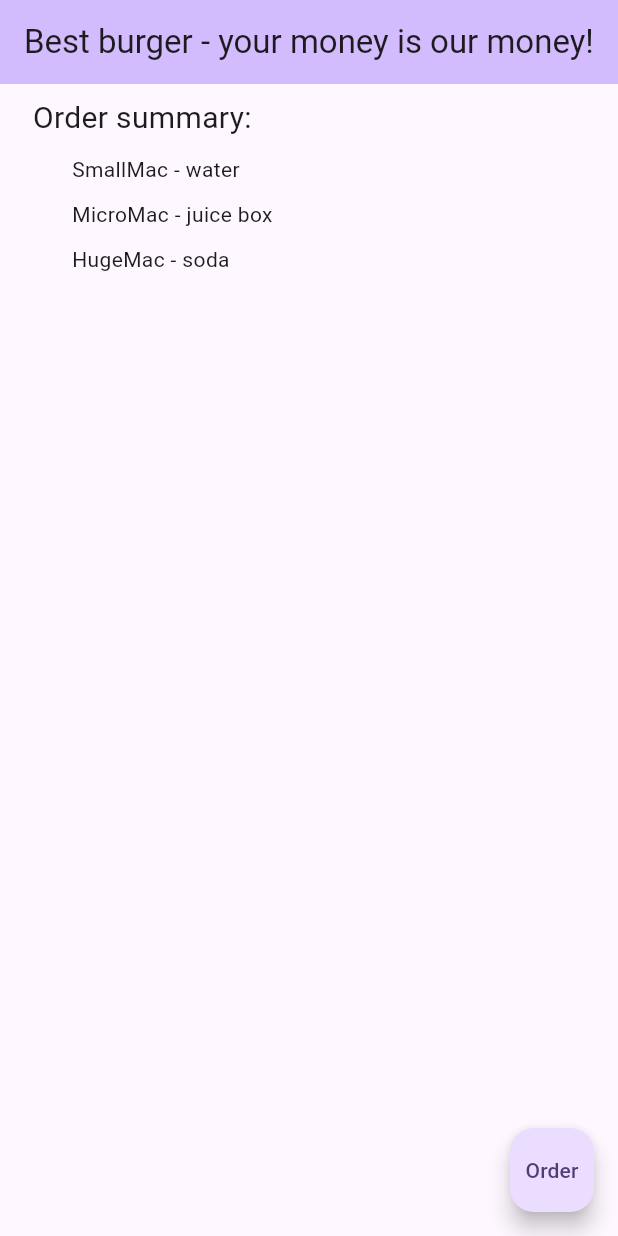
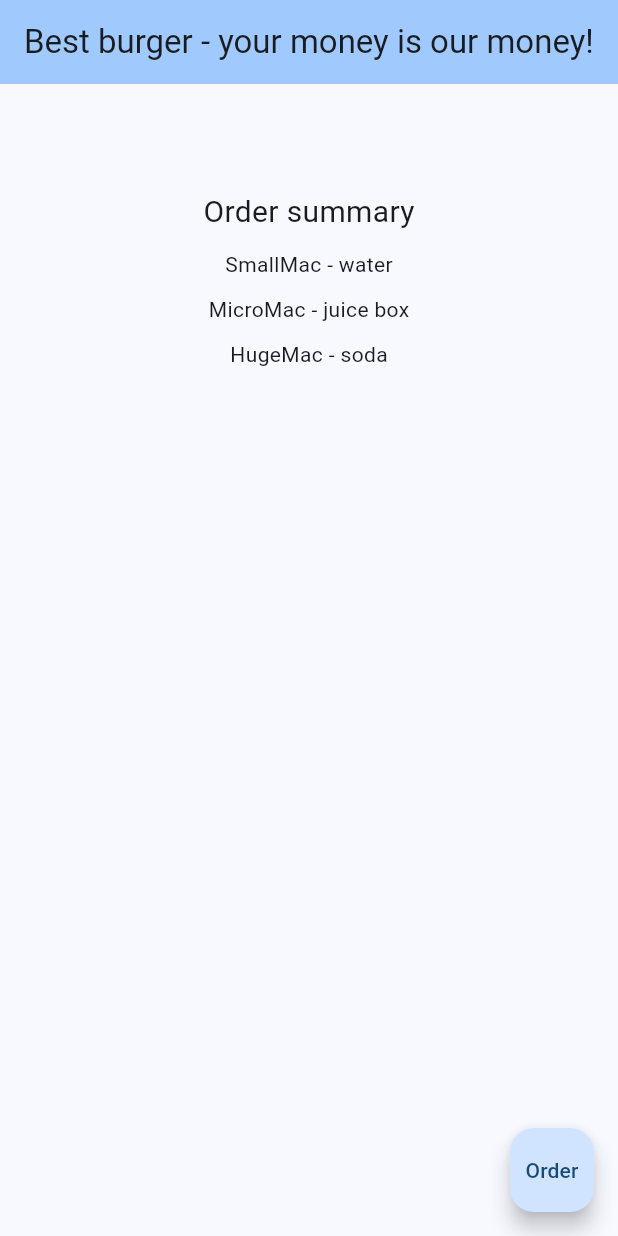
Before and after one commit to linre-90/foodapp, a Flutter app: the screen it shows after launch, on a phone screen of 412 x 824 dp. Run offline on Flutter 3.47's test engine with Material 3 defaults, Android fonts, the phone set to English and light mode, and no system bars; our stand-ins replace flutter_local_notifications, socket_io_client.

Commit message:
App works

```diff
--- a/app/lib/main.dart
+++ b/app/lib/main.dart
@@ -1,8 +1,14 @@
+import 'dart:convert';
 import 'package:app/order.dart';
-import 'package:app/sampleOrders.dart';
 import 'package:flutter/material.dart';
-//import 'package:socket_io_client/socket_io_client.dart';
-//import 'package:http/http.dart' as http;
+import 'package:socket_io_client/socket_io_client.dart' as IO;
+import 'package:http/http.dart' as http;
+import 'package:socket_io_client/socket_io_client.dart';
+import "notifications.dart";
+
+// Constants
+const SERVER_URL = "http://192.168.2.39:8080/api/order";
+const SOCKET_URL = "http://192.168.2.39:8080";
 
 void main() {
   runApp(const MyApp());
@@ -11,13 +17,12 @@ void main() {
 class MyApp extends StatelessWidget {
   const MyApp({super.key});
 
-  // This widget is the root of your application.
   @override
   Widget build(BuildContext context) {
     return MaterialApp(
       title: 'Best burger',
       theme: ThemeData(
-        colorScheme: ColorScheme.fromSeed(seedColor: Colors.deepPurple),
+        colorScheme: ColorScheme.fromSeed(seedColor: Colors.blue),
         useMaterial3: true,
       ),
       home: const MyHomePage(title: 'Best burger - your money is our money!'),
@@ -34,25 +39,109 @@ class MyHomePage extends StatefulWidget {
 }
 
 class _MyHomePageState extends State<MyHomePage> {
+  // Holds track off the order state. -1 means order is not yet submitted to server.
   int _orderState = -1;
+
+  // Order id returned from server
+  int _orderId = -1;
+
+  // Can application move on from order tracking phase.
+  bool _orderReady = false;
+
+  // Timestamp when order was made.
+  late DateTime _orderTime;
+
+  // Socket is initialized after order is sent successfully.
+  late IO.Socket _socket;
+
+  // Order progress text
+  final List<String> _orderStateText = [
+    "Your order is waiting available cook.",
+    "We have started cooking your order.",
+    "Your order is ready to be picked up!",
+    "Bon appetit, enjoy!"
+  ];
+
+  // Order progress description widgets
   final List<Widget> _orderStateHelp = [
-    const Text("Your order is waiting available cook."),
-    const Text("We have started cooking your order."),
-    const Text("Your order is ready to be picked up!"),
+    const Text("Your order is waiting available cook.",
+        style: TextStyle(fontSize: 16)),
+    const Text("We have started cooking your order.",
+        style: TextStyle(fontSize: 16)),
+    const Text("Your order is ready to be picked up!",
+        style: TextStyle(fontSize: 16)),
     const Text("Bon appetit, enjoy!")
   ];
 
-  void _sendOrder() {
-    setState(() {
-      _orderState = 0;
-    });
-  }
-
+  // Sample order
   final _orderData = OrderData([
     Order("SmallMac", "water"),
     Order("MicroMac", "juice box"),
     Order("HugeMac", "soda")
   ], -1);
+
+  /// Resets app back to start point like in first launch.
+  void _reset() {
+    setState(() {
+      _orderState = -1;
+      _orderId = -1;
+      _orderReady = false;
+    });
+  }
+
+  /// Send order to backend server and proceed to order tracking phase.
+  Future<void> _sendOrder() async {
+    var response = await _postOrder();
+    if (response.statusCode == 200) {
+      setState(() {
+        // Update states
+        _orderState = 0;
+        _orderId = int.parse(response.body);
+        _orderTime = DateTime.now();
+        NotificationService().makeNotification(_orderStateText[_orderState]);
+
+        // Make socket connection
+        _socket = IO.io(
+            SOCKET_URL, OptionBuilder().setTransports(["websocket"]).build());
+
+        // Connect/disconnect events
+        _socket.onConnect((data) => print("Connected"));
+        _socket.onDisconnect((data) => print("disconnected"));
+
+        // Order status changed event
+        _socket.on("onOrderStatusChanged", (data) {
+          var dataId = int.parse(data["id"]);
+          if (dataId != _orderId) { // emitted order matches order number app received on submit?
+            return;
+          }
+          var dataState = data["state"];
+          setState(() {
+            _orderState = dataState;
+            NotificationService()
+                .makeNotification(_orderStateText[_orderState]);
+          });
+          if (dataState == 3) {
+            _socket.disconnect();
+            setState(() {
+              _orderReady = true;
+            });
+          }
+        });
+      });
+    } else {
+      throw Exception(
+          'Failed connect to server. Error: ${response.statusCode}-${response.body}');
+    }
+  }
+
+  /// Make the actual post request to backend server.
+  Future<http.Response> _postOrder() async {
+    var headers = <String, String>{
+      "Content-Type": "application/json; charset=UTF-8"
+    };
+    return http.post(Uri.parse(SERVER_URL),
+        headers: headers, body: jsonEncode(_orderData));
+  }
 
   @override
   Widget build(BuildContext context) {
@@ -63,13 +152,37 @@ class _MyHomePageState extends State<MyHomePage> {
         ),
         body: Padding(
           padding: const EdgeInsets.all(8.0),
-        child: _orderState == -1 ? OrderWidget(_orderData) : _orderStateHelp[_orderState],
+          child: Center(
+            child: Column(
+              children: [
+                _orderId != -1
+                    ? Text("Order id: $_orderId",
+                        style: const TextStyle(fontSize: 22))
+                    : const Text(""),
+                _orderId != -1
+                    ? Text("Order placed: $_orderTime",
+                        style: const TextStyle(fontSize: 16))
+                    : const Text(""),
+                _orderId != -1
+                    ? const Text("Order status", style: TextStyle(fontSize: 22))
+                    : const Text(""),
+                _orderState == -1
+                    ? OrderWidget(_orderData)
+                    : _orderStateHelp[_orderState],
+              ],
             ),
-      floatingActionButton: _orderState == -1 ? FloatingActionButton(
+          ),
+        ),
+        floatingActionButton: _orderState == -1
+            ? FloatingActionButton(
                 onPressed: _sendOrder,
                 tooltip: 'Send order',
                 child: const Text("Order"),
-      ):null, // This trailing comma makes auto-formatting nicer for build methods.
-    );
+              )
+            : FloatingActionButton(
+                onPressed: _orderReady ? _reset : null,
+                tooltip: 'Ok',
+                child: const Text("Ok"),
+              ));
   }
 }
--- a/app/lib/order.dart
+++ b/app/lib/order.dart
@@ -1,6 +1,34 @@
-import 'package:app/sampleOrders.dart';
 import 'package:flutter/cupertino.dart';
 
+/// Class that resembles single order or "meal" construction.
+class Order{
+  String name;
+  String drink;
+
+  Order(this.name, this.drink);
+
+  String toText(){
+    return "$name - $drink";
+  }
+
+  Map<String, String> toJson(){
+    return{"name":name, "drink": drink};
+  }
+}
+
+/// Full order consists of delivery state and order class items.
+class OrderData{
+  List<Order> items;
+  int state;
+
+  OrderData(this.items, this.state);
+
+  Map<String, dynamic> toJson(){
+    return {"items": items};
+  }
+}
+
+/// Widget used to render full order data.
 class OrderWidget extends StatelessWidget{
   final OrderData orderData;
 
@@ -11,29 +39,26 @@ class OrderWidget extends StatelessWidget{
     List<Widget> orderItems = [
       Padding(
         padding: const EdgeInsets.fromLTRB(0, 5, 0, 5),
-        child: Text(orderData.items[0].toText(), textAlign: TextAlign.start),
+        child: Text(orderData.items[0].toText()),
       ),
       Padding(
         padding: const EdgeInsets.fromLTRB(0, 5, 0, 5),
-        child: Text(orderData.items[1].toText(), textAlign: TextAlign.start),
+        child: Text(orderData.items[1].toText()),
       ),
       Padding(
         padding: const EdgeInsets.fromLTRB(0, 5, 0, 5),
-        child: Text(orderData.items[2].toText(), textAlign: TextAlign.start),
+        child: Text(orderData.items[2].toText()),
       )
     ];
 
     return(
     Column(children: [
-      const Text("Order summary: ", style: TextStyle(fontSize: 20),),
+      const Text("Order summary", style: TextStyle(fontSize: 20),),
       Padding(
-        padding: const EdgeInsets.fromLTRB(40, 5, 5, 5),
-        child: Column(crossAxisAlignment: CrossAxisAlignment.start,children: orderItems,),
+        padding: const EdgeInsets.fromLTRB(5, 5, 5, 5),
+        child: Column(crossAxisAlignment: CrossAxisAlignment.center, children: orderItems,),
       )
     ],)
-
-
     );
   }
-
 }
--- a/app/lib/sampleOrders.dart
+++ /dev/null
@@ -1,17 +0,0 @@
-class Order{
-  String name;
-  String drink;
-
-  Order(this.name, this.drink);
-
-  String toText(){
-    return "$name - $drink";
-  }
-}
-
-class OrderData{
-  List<Order> items;
-  int state;
-
-  OrderData(this.items, this.state);
-}
--- a/app/pubspec.yaml
+++ b/app/pubspec.yaml
@@ -1,5 +1,5 @@
 name: app
-description: "A new Flutter project."
+description: "A test Flutter project."
 # The following line prevents the package from being accidentally published to
 # pub.dev using `flutter pub publish`. This is preferred for private packages.
 publish_to: 'none' # Remove this line if you wish to publish to pub.dev
@@ -36,6 +36,8 @@ dependencies:
   # Use with the CupertinoIcons class for iOS style icons.
   cupertino_icons: ^1.0.6
   socket_io_client: ^2.0.3+1
+  http: ^1.2.1
+  flutter_local_notifications: ^17.1.2
 
 dev_dependencies:
   flutter_test:
@@ -47,7 +49,6 @@ dev_dependencies:
   # package. See that file for information about deactivating specific lint
   # rules and activating additional ones.
   flutter_lints: ^3.0.0
-  http: ^1.2.1
 
 
 # For information on the generic Dart part of this file, see the
```
Also changed, not shown: app/lib/notifications.dart (added, +21 -0 lines), app/pubspec.lock, 1 other file. Lines whose indentation alone changed are shown as unchanged.
